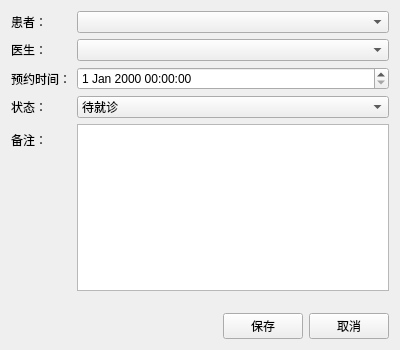
Above: Lab4/appointmenteditview.ui from Kkinili/test_github before the change. Below: the same form after it.
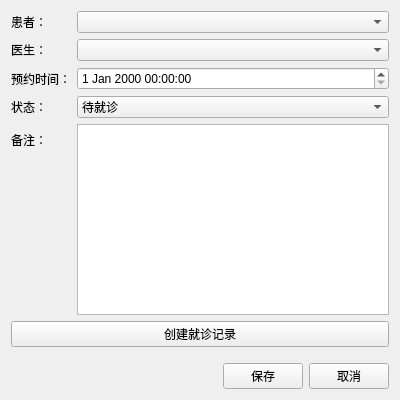
That is the form after the change.

Patch:
```diff
--- a/Lab4/appointmenteditview.ui
+++ b/Lab4/appointmenteditview.ui
@@ -7,7 +7,7 @@
     <x>0</x>
     <y>0</y>
     <width>400</width>
-    <height>350</height>
+    <height>400</height>
    </rect>
   </property>
   <property name="windowTitle">
@@ -84,6 +84,16 @@
      </item>
     </layout>
    </item>
+   <item>
+    <widget class="QPushButton" name="btCreateRecord">
+     <property name="text">
+      <string>创建就诊记录</string>
+     </property>
+     <property name="toolTip">
+      <string>根据此预约创建一条就诊记录</string>
+     </property>
+    </widget>
+   </item>
    <item>
     <spacer name="verticalSpacer">
      <property name="orientation">
@@ -92,7 +102,7 @@
      <property name="sizeHint" stdset="0">
       <size>
        <width>20</width>
-       <height>40</height>
+       <height>10</height>
       </size>
      </property>
     </spacer>
```
